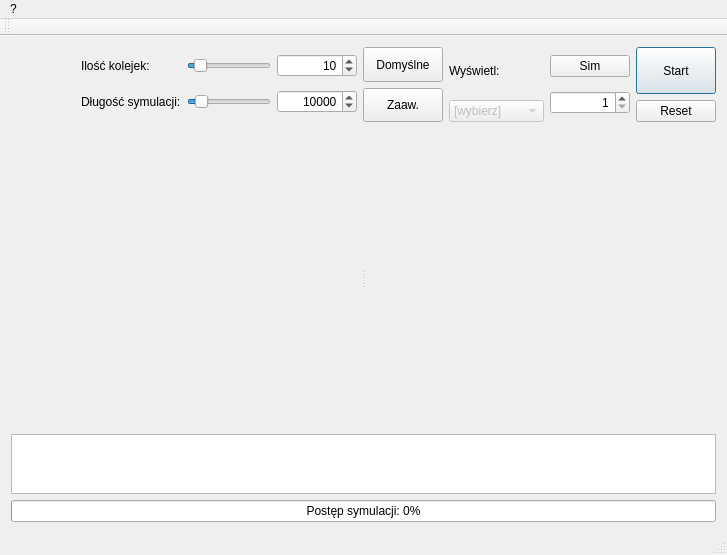
The window that mainwindow.ui (wgml/kolejki) describes before a commit, drawn with Qt 5.
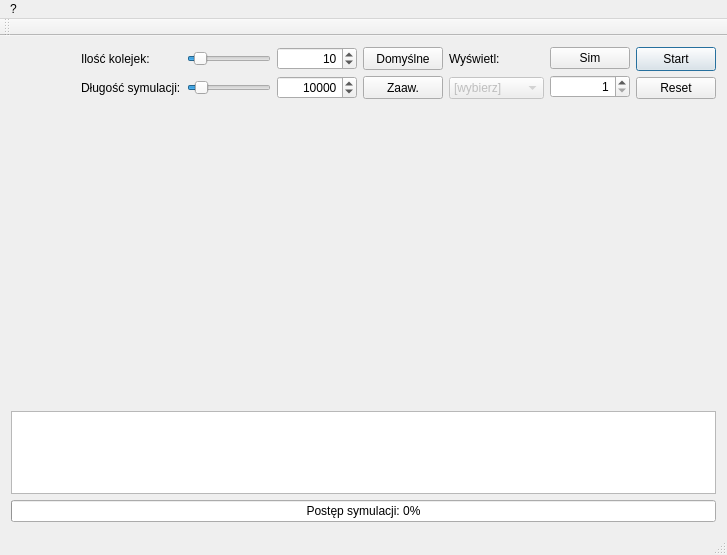
The same window after the commit. Custom widgets are drawn as their Qt base class.

Patch:
```diff
--- a/mainwindow.ui
+++ b/mainwindow.ui
@@ -26,8 +26,6 @@
    <string>Symulator</string>
   </property>
   <widget class="QWidget" name="centralWidget">
-   <layout class="QHBoxLayout" name="horizontalLayout_4">
-    <item>
      <layout class="QVBoxLayout" name="verticalLayout_6">
       <item>
        <layout class="QHBoxLayout" name="horizontalLayout_3">
@@ -38,7 +36,7 @@
           </property>
           <property name="sizeHint" stdset="0">
            <size>
-            <width>0</width>
+          <width>13</width>
             <height>20</height>
            </size>
           </property>
@@ -363,27 +361,11 @@
        </layout>
       </item>
       <item>
-       <widget class="QSplitter" name="splitter">
-        <property name="orientation">
-         <enum>Qt::Horizontal</enum>
-        </property>
-        <widget class="QCustomPlot" name="plot1" native="true">
-         <property name="sizePolicy">
-          <sizepolicy hsizetype="Preferred" vsizetype="Preferred">
-           <horstretch>0</horstretch>
-           <verstretch>0</verstretch>
-          </sizepolicy>
-         </property>
-         <property name="minimumSize">
-          <size>
-           <width>300</width>
-           <height>300</height>
-          </size>
-         </property>
-        </widget>
+     <layout class="QHBoxLayout" name="horizontalLayout_5">
+      <item>
         <widget class="QCustomPlot" name="plot2" native="true">
          <property name="sizePolicy">
-          <sizepolicy hsizetype="Preferred" vsizetype="Preferred">
+         <sizepolicy hsizetype="Preferred" vsizetype="Maximum">
            <horstretch>0</horstretch>
            <verstretch>0</verstretch>
           </sizepolicy>
@@ -394,13 +376,15 @@
            <height>300</height>
           </size>
          </property>
-        </widget>
-       </widget>
+        <layout class="QHBoxLayout" name="horizontalLayout_4"/>
+       </widget>
+      </item>
+     </layout>
       </item>
       <item>
        <widget class="QTextEdit" name="log">
         <property name="sizePolicy">
-         <sizepolicy hsizetype="Preferred" vsizetype="Minimum">
+       <sizepolicy hsizetype="Preferred" vsizetype="Expanding">
           <horstretch>0</horstretch>
           <verstretch>0</verstretch>
          </sizepolicy>
@@ -408,7 +392,7 @@
         <property name="maximumSize">
          <size>
           <width>16777215</width>
-          <height>60</height>
+        <height>100</height>
          </size>
         </property>
         <property name="readOnly">
@@ -435,8 +419,6 @@
          <string>Postęp symulacji: %p%</string>
         </property>
        </widget>
-      </item>
-     </layout>
     </item>
    </layout>
   </widget>
```
Left out of the diff: 5 changed lines with no effect on the pictures. Lines whose indentation alone changed are shown as unchanged.
